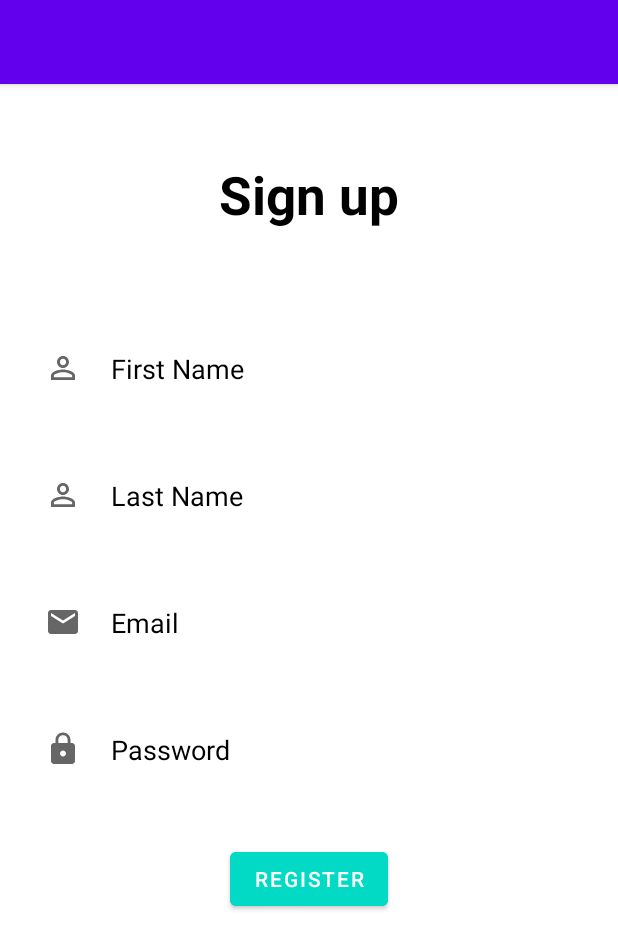
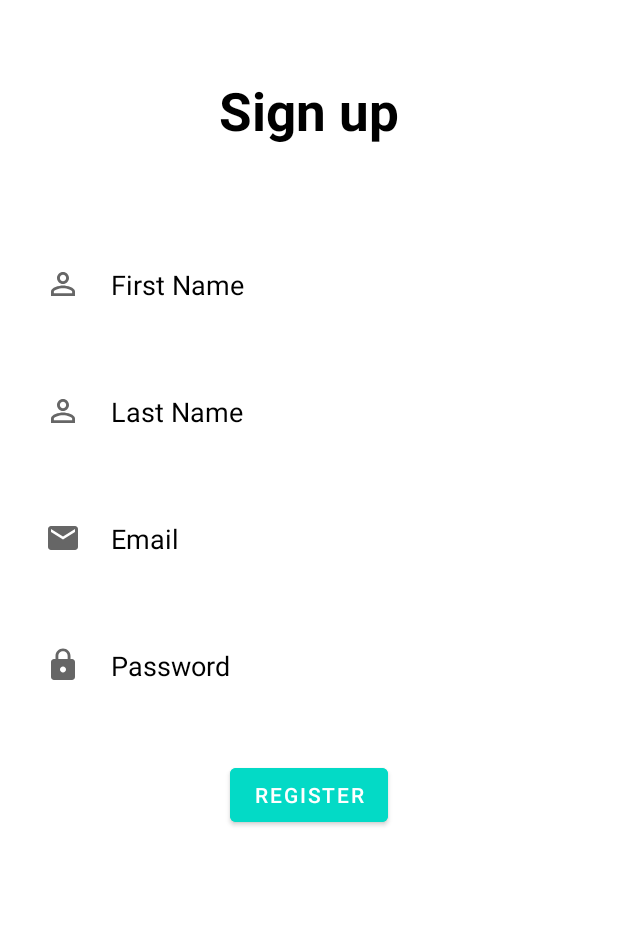
Before and after one commit to eduardnica/MedApp, an Android app: the RegisterActivity screen opened directly, with no data from a screen before it, on a phone screen of 412 x 824 dp. Shown: the top 949 px of the screen. Run offline under Robolectric (Android 15) with nearby library versions, the phone set to English and light mode, and no system bars; our stand-ins replace Firebase (no records; nobody signed in at launch, a user with empty details on screens opened directly).

Commit message:
finished registerActivity

```diff
--- a/app/src/main/res/layout/activity_register.xml
+++ b/app/src/main/res/layout/activity_register.xml
@@ -20,7 +20,7 @@
     <EditText
         android:layout_width="match_parent"
         android:layout_height="wrap_content"
-        android:id="@+id/FirstName"
+        android:id="@+id/firstName"
         android:layout_below="@id/signup"
         android:background="#30ffffff"
         android:hint="First Name"
@@ -34,8 +34,8 @@
     <EditText
         android:layout_width="match_parent"
         android:layout_height="wrap_content"
-        android:id="@+id/LastName"
-        android:layout_below="@id/FirstName"
+        android:id="@+id/lastName"
+        android:layout_below="@id/firstName"
         android:background="#30ffffff"
         android:hint="Last Name"
         android:textColorHint="@color/black"
@@ -49,7 +49,7 @@
         android:layout_width="match_parent"
         android:layout_height="wrap_content"
         android:id="@+id/email"
-        android:layout_below="@id/LastName"
+        android:layout_below="@id/lastName"
         android:background="#30ffffff"
         android:hint="Email"
         android:textColorHint="@color/black"
--- a/app/src/main/res/values-night/themes.xml
+++ b/app/src/main/res/values-night/themes.xml
@@ -1,6 +1,6 @@
 <resources xmlns:tools="http://schemas.android.com/tools">
     <!-- Base application theme. -->
-    <style name="Theme.AplicatieLicenta" parent="Theme.MaterialComponents.DayNight.DarkActionBar">
+    <style name="Theme.AplicatieLicenta" parent="Theme.MaterialComponents.DayNight.NoActionBar">
         <!-- Primary brand color. -->
         <item name="colorPrimary">@color/purple_200</item>
         <item name="colorPrimaryVariant">@color/purple_700</item>
--- a/app/src/main/res/values/themes.xml
+++ b/app/src/main/res/values/themes.xml
@@ -1,6 +1,6 @@
 <resources xmlns:tools="http://schemas.android.com/tools">
     <!-- Base application theme. -->
-    <style name="Theme.AplicatieLicenta" parent="Theme.MaterialComponents.DayNight.DarkActionBar">
+    <style name="Theme.AplicatieLicenta" parent="Theme.MaterialComponents.DayNight.NoActionBar">
         <!-- Primary brand color. -->
         <item name="colorPrimary">@color/purple_500</item>
         <item name="colorPrimaryVariant">@color/purple_700</item>
@@ -10,7 +10,7 @@
         <item name="colorSecondaryVariant">@color/teal_700</item>
         <item name="colorOnSecondary">@color/black</item>
         <!-- Status bar color. -->
-        <item name="android:statusBarColor" tools:targetApi="l">?attr/colorPrimaryVariant</item>
+        <item name="android:statusBarColor" tools:targetApi="l">?attr/colorSecondary</item>
         <!-- Customize your theme here. -->
     </style>
 </resources>
```
Also changed, not shown: app/build.gradle (+6 -1 lines), app/src/main/java/csie/aplicatielicenta/RegisterActivity.java (+94 -0 lines), app/src/main/res/drawable-v24/email.xml (renamed from app/src/main/res/drawable/email.xml), app/src/main/res/drawable-v24/password.xml (renamed from app/src/main/res/drawable/password.xml), app/src/main/res/drawable-v24/user.xml (renamed from app/src/main/res/drawable/user.xml), 1 other file.
